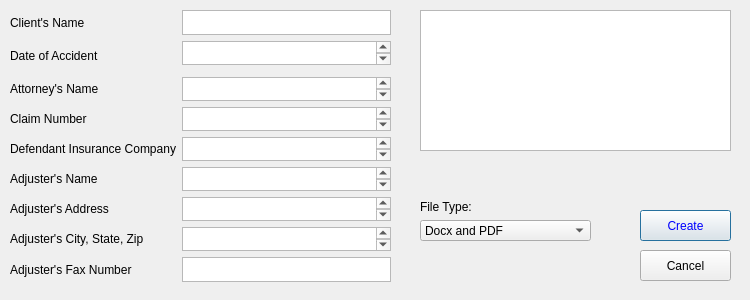
Above: gui/LOR.ui from RDNelson26/DocuLegal_Project before the change. Below: the same form after it.
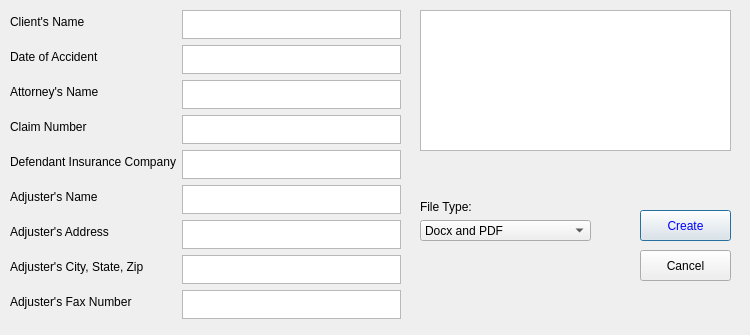
That is the form after the change.

The edit to the form file:
```diff
--- a/gui/LOR.ui
+++ b/gui/LOR.ui
@@ -7,127 +7,24 @@
     <x>0</x>
     <y>0</y>
     <width>750</width>
-    <height>300</height>
+    <height>335</height>
    </rect>
   </property>
   <property name="minimumSize">
    <size>
     <width>750</width>
-    <height>300</height>
+    <height>335</height>
+   </size>
+  </property>
+  <property name="maximumSize">
+   <size>
+    <width>750</width>
+    <height>335</height>
    </size>
   </property>
   <property name="windowTitle">
    <string>Dialog</string>
   </property>
-  <widget class="QWidget" name="gridLayoutWidget">
-   <property name="geometry">
-    <rect>
-     <x>10</x>
-     <y>10</y>
-     <width>381</width>
-     <height>291</height>
-    </rect>
-   </property>
-   <layout class="QGridLayout" name="gridLayout">
-    <item row="4" column="1">
-     <widget class="QPlainTextEdit" name="plainTextEdit_4"/>
-    </item>
-    <item row="6" column="1">
-     <widget class="QPlainTextEdit" name="plainTextEdit_6"/>
-    </item>
-    <item row="7" column="1">
-     <widget class="QPlainTextEdit" name="plainTextEdit_7"/>
-    </item>
-    <item row="5" column="1">
-     <widget class="QPlainTextEdit" name="plainTextEdit_5"/>
-    </item>
-    <item row="5" column="0">
-     <widget class="QLabel" name="label_5">
-      <property name="text">
-       <string>Defendant Insurance Company</string>
-      </property>
-     </widget>
-    </item>
-    <item row="9" column="0">
-     <widget class="QLabel" name="label_9">
-      <property name="text">
-       <string>Adjuster's Fax Number</string>
-      </property>
-     </widget>
-    </item>
-    <item row="0" column="1">
-     <widget class="QPlainTextEdit" name="plainTextEdit"/>
-    </item>
-    <item row="3" column="0">
-     <widget class="QLabel" name="label_3">
-      <property name="text">
-       <string>Attorney's Name</string>
-      </property>
-     </widget>
-    </item>
-    <item row="3" column="1">
-     <widget class="QPlainTextEdit" name="plainTextEdit_3"/>
-    </item>
-    <item row="0" column="0">
-     <widget class="QLabel" name="label">
-      <property name="text">
-       <string>Client's Name</string>
-      </property>
-     </widget>
-    </item>
-    <item row="7" column="0">
-     <widget class="QLabel" name="label_7">
-      <property name="text">
-       <string>Adjuster's Address</string>
-      </property>
-     </widget>
-    </item>
-    <item row="8" column="0">
-     <widget class="QLabel" name="label_8">
-      <property name="text">
-       <string>Adjuster's City, State, Zip</string>
-      </property>
-     </widget>
-    </item>
-    <item row="8" column="1">
-     <widget class="QPlainTextEdit" name="plainTextEdit_8"/>
-    </item>
-    <item row="6" column="0">
-     <widget class="QLabel" name="label_6">
-      <property name="text">
-       <string>Adjuster's Name</string>
-      </property>
-     </widget>
-    </item>
-    <item row="4" column="0">
-     <widget class="QLabel" name="label_4">
-      <property name="text">
-       <string>Claim Number</string>
-      </property>
-     </widget>
-    </item>
-    <item row="9" column="1">
-     <widget class="QPlainTextEdit" name="plainTextEdit_9"/>
-    </item>
-    <item row="1" column="1">
-     <widget class="QPlainTextEdit" name="plainTextEdit_2"/>
-    </item>
-    <item row="1" column="0" rowspan="2">
-     <widget class="QLabel" name="label_2">
-      <property name="text">
-       <string>Date of Accident</string>
-      </property>
-     </widget>
-    </item>
-    <item row="10" column="1">
-     <widget class="QLabel" name="label_11">
-      <property name="text">
-       <string/>
-      </property>
-     </widget>
-    </item>
-   </layout>
-  </widget>
   <widget class="QPushButton" name="pushButton">
    <property name="geometry">
     <rect>
@@ -200,6 +97,333 @@
     </rect>
    </property>
   </widget>
+  <widget class="QWidget" name="formLayoutWidget">
+   <property name="geometry">
+    <rect>
+     <x>10</x>
+     <y>10</y>
+     <width>391</width>
+     <height>311</height>
+    </rect>
+   </property>
+   <layout class="QFormLayout" name="formLayout">
+    <item row="0" column="0">
+     <widget class="QLabel" name="label">
+      <property name="text">
+       <string>Client's Name</string>
+      </property>
+     </widget>
+    </item>
+    <item row="1" column="0">
+     <widget class="QLabel" name="label_2">
+      <property name="text">
+       <string>Date of Accident</string>
+      </property>
+     </widget>
+    </item>
+    <item row="2" column="0">
+     <widget class="QLabel" name="label_3">
+      <property name="text">
+       <string>Attorney's Name</string>
+      </property>
+     </widget>
+    </item>
+    <item row="3" column="0">
+     <widget class="QLabel" name="label_4">
+      <property name="text">
+       <string>Claim Number</string>
+      </property>
+     </widget>
+    </item>
+    <item row="4" column="0">
+     <widget class="QLabel" name="label_5">
+      <property name="text">
+       <string>Defendant Insurance Company</string>
+      </property>
+     </widget>
+    </item>
+    <item row="5" column="0">
+     <widget class="QLabel" name="label_6">
+      <property name="text">
+       <string>Adjuster's Name</string>
+      </property>
+     </widget>
+    </item>
+    <item row="6" column="0">
+     <widget class="QLabel" name="label_7">
+      <property name="text">
+       <string>Adjuster's Address</string>
+      </property>
+     </widget>
+    </item>
+    <item row="7" column="0">
+     <widget class="QLabel" name="label_8">
+      <property name="text">
+       <string>Adjuster's City, State, Zip</string>
+      </property>
+     </widget>
+    </item>
+    <item row="8" column="0">
+     <widget class="QLabel" name="label_9">
+      <property name="text">
+       <string>Adjuster's Fax Number</string>
+      </property>
+     </widget>
+    </item>
+    <item row="0" column="1">
+     <widget class="QTextEdit" name="textEdit">
+      <property name="maximumSize">
+       <size>
+        <width>277</width>
+        <height>29</height>
+       </size>
+      </property>
+      <property name="font">
+       <font>
+        <pointsize>12</pointsize>
+       </font>
+      </property>
+      <property name="tabChangesFocus">
+       <bool>true</bool>
+      </property>
+      <property name="html">
+       <string>&lt;!DOCTYPE HTML PUBLIC &quot;-//W3C//DTD HTML 4.0//EN&quot; &quot;http://www.w3.org/TR/REC-html40/strict.dtd&quot;&gt;
+&lt;html&gt;&lt;head&gt;&lt;meta name=&quot;qrichtext&quot; content=&quot;1&quot; /&gt;&lt;style type=&quot;text/css&quot;&gt;
+p, li { white-space: pre-wrap; }
+&lt;/style&gt;&lt;/head&gt;&lt;body style=&quot; font-family:'MS Shell Dlg 2'; font-size:12pt; font-weight:400; font-style:normal;&quot;&gt;
+&lt;p style=&quot;-qt-paragraph-type:empty; margin-top:0px; margin-bottom:0px; margin-left:0px; margin-right:0px; -qt-block-indent:0; text-indent:0px; font-size:8.25pt;&quot;&gt;&lt;br /&gt;&lt;/p&gt;&lt;/body&gt;&lt;/html&gt;</string>
+      </property>
+      <property name="acceptRichText">
+       <bool>false</bool>
+      </property>
+     </widget>
+    </item>
+    <item row="1" column="1">
+     <widget class="QTextEdit" name="textEdit_2">
+      <property name="maximumSize">
+       <size>
+        <width>277</width>
+        <height>29</height>
+       </size>
+      </property>
+      <property name="font">
+       <font>
+        <pointsize>12</pointsize>
+       </font>
+      </property>
+      <property name="tabChangesFocus">
+       <bool>true</bool>
+      </property>
+      <property name="html">
+       <string>&lt;!DOCTYPE HTML PUBLIC &quot;-//W3C//DTD HTML 4.0//EN&quot; &quot;http://www.w3.org/TR/REC-html40/strict.dtd&quot;&gt;
+&lt;html&gt;&lt;head&gt;&lt;meta name=&quot;qrichtext&quot; content=&quot;1&quot; /&gt;&lt;style type=&quot;text/css&quot;&gt;
+p, li { white-space: pre-wrap; }
+&lt;/style&gt;&lt;/head&gt;&lt;body style=&quot; font-family:'MS Shell Dlg 2'; font-size:12pt; font-weight:400; font-style:normal;&quot;&gt;
+&lt;p style=&quot;-qt-paragraph-type:empty; margin-top:0px; margin-bottom:0px; margin-left:0px; margin-right:0px; -qt-block-indent:0; text-indent:0px; font-size:8.25pt;&quot;&gt;&lt;br /&gt;&lt;/p&gt;&lt;/body&gt;&lt;/html&gt;</string>
+      </property>
+      <property name="acceptRichText">
+       <bool>false</bool>
+      </property>
+     </widget>
+    </item>
+    <item row="2" column="1">
+     <widget class="QTextEdit" name="textEdit_3">
+      <property name="maximumSize">
+       <size>
+        <width>277</width>
+        <height>29</height>
+       </size>
+      </property>
+      <property name="font">
+       <font>
+        <pointsize>12</pointsize>
+       </font>
+      </property>
+      <property name="tabChangesFocus">
+       <bool>true</bool>
+      </property>
+      <property name="html">
+       <string>&lt;!DOCTYPE HTML PUBLIC &quot;-//W3C//DTD HTML 4.0//EN&quot; &quot;http://www.w3.org/TR/REC-html40/strict.dtd&quot;&gt;
+&lt;html&gt;&lt;head&gt;&lt;meta name=&quot;qrichtext&quot; content=&quot;1&quot; /&gt;&lt;style type=&quot;text/css&quot;&gt;
+p, li { white-space: pre-wrap; }
+&lt;/style&gt;&lt;/head&gt;&lt;body style=&quot; font-family:'MS Shell Dlg 2'; font-size:12pt; font-weight:400; font-style:normal;&quot;&gt;
+&lt;p style=&quot;-qt-paragraph-type:empty; margin-top:0px; margin-bottom:0px; margin-left:0px; margin-right:0px; -qt-block-indent:0; text-indent:0px; font-size:8.25pt;&quot;&gt;&lt;br /&gt;&lt;/p&gt;&lt;/body&gt;&lt;/html&gt;</string>
+      </property>
+      <property name="acceptRichText">
+       <bool>false</bool>
+      </property>
+     </widget>
+    </item>
+    <item row="3" column="1">
+     <widget class="QTextEdit" name="textEdit_4">
+      <property name="maximumSize">
+       <size>
+        <width>277</width>
+        <height>29</height>
+       </size>
+      </property>
+      <property name="font">
+       <font>
+        <pointsize>12</pointsize>
+       </font>
+      </property>
+      <property name="tabChangesFocus">
+       <bool>true</bool>
+      </property>
+      <property name="html">
+       <string>&lt;!DOCTYPE HTML PUBLIC &quot;-//W3C//DTD HTML 4.0//EN&quot; &quot;http://www.w3.org/TR/REC-html40/strict.dtd&quot;&gt;
+&lt;html&gt;&lt;head&gt;&lt;meta name=&quot;qrichtext&quot; content=&quot;1&quot; /&gt;&lt;style type=&quot;text/css&quot;&gt;
+p, li { white-space: pre-wrap; }
+&lt;/style&gt;&lt;/head&gt;&lt;body style=&quot; font-family:'MS Shell Dlg 2'; font-size:12pt; font-weight:400; font-style:normal;&quot;&gt;
+&lt;p style=&quot;-qt-paragraph-type:empty; margin-top:0px; margin-bottom:0px; margin-left:0px; margin-right:0px; -qt-block-indent:0; text-indent:0px; font-size:8.25pt;&quot;&gt;&lt;br /&gt;&lt;/p&gt;&lt;/body&gt;&lt;/html&gt;</string>
+      </property>
+      <property name="acceptRichText">
+       <bool>false</bool>
+      </property>
+     </widget>
+    </item>
+    <item row="4" column="1">
+     <widget class="QTextEdit" name="textEdit_5">
+      <property name="maximumSize">
+       <size>
+        <width>277</width>
+        <height>29</height>
+       </size>
+      </property>
+      <property name="font">
+       <font>
+        <pointsize>12</pointsize>
+       </font>
+      </property>
+      <property name="tabChangesFocus">
+       <bool>true</bool>
+      </property>
+      <property name="html">
+       <string>&lt;!DOCTYPE HTML PUBLIC &quot;-//W3C//DTD HTML 4.0//EN&quot; &quot;http://www.w3.org/TR/REC-html40/strict.dtd&quot;&gt;
+&lt;html&gt;&lt;head&gt;&lt;meta name=&quot;qrichtext&quot; content=&quot;1&quot; /&gt;&lt;style type=&quot;text/css&quot;&gt;
+p, li { white-space: pre-wrap; }
+&lt;/style&gt;&lt;/head&gt;&lt;body style=&quot; font-family:'MS Shell Dlg 2'; font-size:12pt; font-weight:400; font-style:normal;&quot;&gt;
+&lt;p style=&quot;-qt-paragraph-type:empty; margin-top:0px; margin-bottom:0px; margin-left:0px; margin-right:0px; -qt-block-indent:0; text-indent:0px; font-size:8.25pt;&quot;&gt;&lt;br /&gt;&lt;/p&gt;&lt;/body&gt;&lt;/html&gt;</string>
+      </property>
+      <property name="acceptRichText">
+       <bool>false</bool>
+      </property>
+     </widget>
+    </item>
+    <item row="5" column="1">
+     <widget class="QTextEdit" name="textEdit_6">
+      <property name="maximumSize">
+       <size>
+        <width>277</width>
+        <height>29</height>
+       </size>
+      </property>
+      <property name="font">
+       <font>
+        <pointsize>12</pointsize>
+       </font>
+      </property>
+      <property name="tabChangesFocus">
+       <bool>true</bool>
+      </property>
+      <property name="html">
+       <string>&lt;!DOCTYPE HTML PUBLIC &quot;-//W3C//DTD HTML 4.0//EN&quot; &quot;http://www.w3.org/TR/REC-html40/strict.dtd&quot;&gt;
+&lt;html&gt;&lt;head&gt;&lt;meta name=&quot;qrichtext&quot; content=&quot;1&quot; /&gt;&lt;style type=&quot;text/css&quot;&gt;
+p, li { white-space: pre-wrap; }
+&lt;/style&gt;&lt;/head&gt;&lt;body style=&quot; font-family:'MS Shell Dlg 2'; font-size:12pt; font-weight:400; font-style:normal;&quot;&gt;
+&lt;p style=&quot;-qt-paragraph-type:empty; margin-top:0px; margin-bottom:0px; margin-left:0px; margin-right:0px; -qt-block-indent:0; text-indent:0px; font-size:8.25pt;&quot;&gt;&lt;br /&gt;&lt;/p&gt;&lt;/body&gt;&lt;/html&gt;</string>
+      </property>
+      <property name="acceptRichText">
+       <bool>false</bool>
+      </property>
+     </widget>
+    </item>
+    <item row="6" column="1">
+     <widget class="QTextEdit" name="textEdit_7">
+      <property name="maximumSize">
+       <size>
+        <width>277</width>
+        <height>29</height>
+       </size>
+      </property>
+      <property name="font">
+       <font>
+        <pointsize>12</pointsize>
+       </font>
+      </property>
+      <property name="tabChangesFocus">
+       <bool>true</bool>
+      </property>
+      <property name="html">
+       <string>&lt;!DOCTYPE HTML PUBLIC &quot;-//W3C//DTD HTML 4.0//EN&quot; &quot;http://www.w3.org/TR/REC-html40/strict.dtd&quot;&gt;
+&lt;html&gt;&lt;head&gt;&lt;meta name=&quot;qrichtext&quot; content=&quot;1&quot; /&gt;&lt;style type=&quot;text/css&quot;&gt;
+p, li { white-space: pre-wrap; }
+&lt;/style&gt;&lt;/head&gt;&lt;body style=&quot; font-family:'MS Shell Dlg 2'; font-size:12pt; font-weight:400; font-style:normal;&quot;&gt;
+&lt;p style=&quot;-qt-paragraph-type:empty; margin-top:0px; margin-bottom:0px; margin-left:0px; margin-right:0px; -qt-block-indent:0; text-indent:0px; font-size:8.25pt;&quot;&gt;&lt;br /&gt;&lt;/p&gt;&lt;/body&gt;&lt;/html&gt;</string>
+      </property>
+      <property name="acceptRichText">
+       <bool>false</bool>
+      </property>
+     </widget>
+    </item>
+    <item row="7" column="1">
+     <widget class="QTextEdit" name="textEdit_8">
+      <property name="maximumSize">
+       <size>
+        <width>277</width>
+        <height>29</height>
+       </size>
+      </property>
+      <property name="font">
+       <font>
+        <pointsize>12</pointsize>
+       </font>
+      </property>
+      <property name="tabChangesFocus">
+       <bool>true</bool>
+      </property>
+      <property name="html">
+       <string>&lt;!DOCTYPE HTML PUBLIC &quot;-//W3C//DTD HTML 4.0//EN&quot; &quot;http://www.w3.org/TR/REC-html40/strict.dtd&quot;&gt;
+&lt;html&gt;&lt;head&gt;&lt;meta name=&quot;qrichtext&quot; content=&quot;1&quot; /&gt;&lt;style type=&quot;text/css&quot;&gt;
+p, li { white-space: pre-wrap; }
+&lt;/style&gt;&lt;/head&gt;&lt;body style=&quot; font-family:'MS Shell Dlg 2'; font-size:12pt; font-weight:400; font-style:normal;&quot;&gt;
+&lt;p style=&quot;-qt-paragraph-type:empty; margin-top:0px; margin-bottom:0px; margin-left:0px; margin-right:0px; -qt-block-indent:0; text-indent:0px; font-size:8.25pt;&quot;&gt;&lt;br /&gt;&lt;/p&gt;&lt;/body&gt;&lt;/html&gt;</string>
+      </property>
+      <property name="acceptRichText">
+       <bool>false</bool>
+      </property>
+     </widget>
+    </item>
+    <item row="8" column="1">
+     <widget class="QTextEdit" name="textEdit_9">
+      <property name="maximumSize">
+       <size>
+        <width>277</width>
+        <height>29</height>
+       </size>
+      </property>
+      <property name="font">
+       <font>
+        <pointsize>12</pointsize>
+       </font>
+      </property>
+      <property name="tabChangesFocus">
+       <bool>true</bool>
+      </property>
+      <property name="html">
+       <string>&lt;!DOCTYPE HTML PUBLIC &quot;-//W3C//DTD HTML 4.0//EN&quot; &quot;http://www.w3.org/TR/REC-html40/strict.dtd&quot;&gt;
+&lt;html&gt;&lt;head&gt;&lt;meta name=&quot;qrichtext&quot; content=&quot;1&quot; /&gt;&lt;style type=&quot;text/css&quot;&gt;
+p, li { white-space: pre-wrap; }
+&lt;/style&gt;&lt;/head&gt;&lt;body style=&quot; font-family:'MS Shell Dlg 2'; font-size:12pt; font-weight:400; font-style:normal;&quot;&gt;
+&lt;p style=&quot;-qt-paragraph-type:empty; margin-top:0px; margin-bottom:0px; margin-left:0px; margin-right:0px; -qt-block-indent:0; text-indent:0px; font-size:8.25pt;&quot;&gt;&lt;br /&gt;&lt;/p&gt;&lt;/body&gt;&lt;/html&gt;</string>
+      </property>
+      <property name="acceptRichText">
+       <bool>false</bool>
+      </property>
+     </widget>
+    </item>
+   </layout>
+  </widget>
  </widget>
  <resources/>
  <connections/>
```
